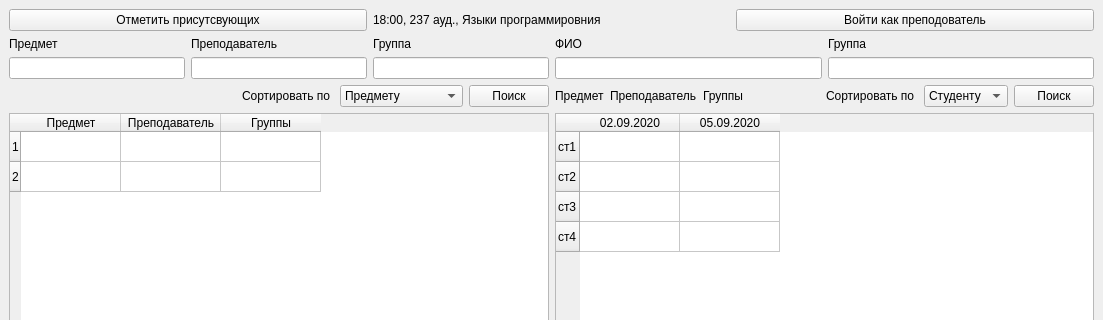
Zhdanov-Dmitrii/attendanceClient, file mainwindow.ui: the form before one commit; both pictures show x 0 to 1103 and y 0 to 320 of the 1103 by 703 pixel window.
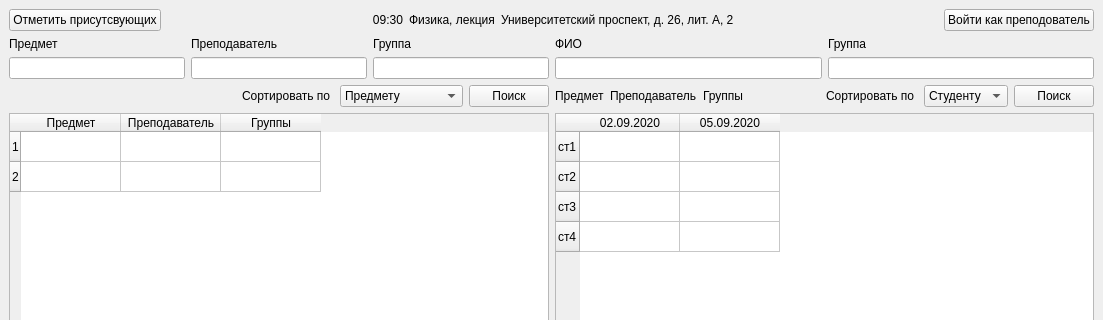
The form after the commit. Icons and pictures are not drawn.

```diff
--- a/mainwindow.ui
+++ b/mainwindow.ui
@@ -25,12 +25,55 @@
        </widget>
       </item>
       <item>
-       <widget class="QLabel" name="label_5">
+       <spacer name="horizontalSpacer_4">
+        <property name="orientation">
+         <enum>Qt::Horizontal</enum>
+        </property>
+        <property name="sizeHint" stdset="0">
+         <size>
+          <width>40</width>
+          <height>20</height>
+         </size>
+        </property>
+       </spacer>
+      </item>
+      <item>
+       <widget class="QLabel" name="currentTime">
         <property name="text">
-         <string>18:00, 237 ауд., Языки программировния</string>
+         <string>09:30</string>
         </property>
+        <property name="alignment">
+         <set>Qt::AlignRight|Qt::AlignTrailing|Qt::AlignVCenter</set>
+        </property>
        </widget>
       </item>
+      <item>
+       <widget class="QLabel" name="currentLesson">
+        <property name="text">
+         <string>Физика, лекция</string>
+        </property>
+       </widget>
+      </item>
+      <item>
+       <widget class="QLabel" name="currentAudit">
+        <property name="text">
+         <string>Университетский проспект, д. 26, лит. А, 2</string>
+        </property>
+       </widget>
+      </item>
+      <item>
+       <spacer name="horizontalSpacer_3">
+        <property name="orientation">
+         <enum>Qt::Horizontal</enum>
+        </property>
+        <property name="sizeHint" stdset="0">
+         <size>
+          <width>40</width>
+          <height>20</height>
+         </size>
+        </property>
+       </spacer>
+      </item>
       <item>
        <widget class="QPushButton" name="pushButton_4">
         <property name="text">
```
Left out of the diff: 13 changed lines with no effect on the pictures.
